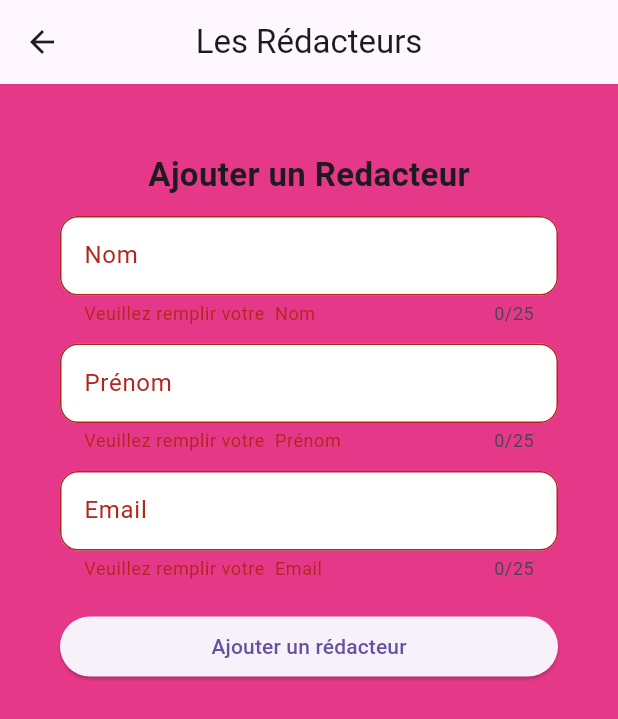
After one commit to elegbede01/Magazine_Infos, a Flutter app: the RedacteurInterface screen opened directly, after a tap on "Ajouter un rédacteur", on a phone screen of 412 x 824 dp. The commit adds this screen. Shown: the top 719 px of the screen. Run offline on Flutter 3.47's test engine with Material 3 defaults, Android fonts, the phone set to English and light mode, and no system bars; our stand-ins replace sqflite; accounts and stored records are empty.

Commit message:
Implementation des navbar side et bottom , de la classe DatabaseManager, connexion db, classe Redacteur, widget input | debut ListeRedacteurs

```diff
--- /dev/null
+++ b/lib/modele/databse/databaseManager.dart
@@ -0,0 +1,74 @@
+import 'package:path/path.dart';
+import 'package:sqflite/sqflite.dart';
+import 'package:projet1/modele/Redacteur.dart';
+
+class DatabaseManager {
+  // référence de la base
+  static Database? _database;
+
+  // Getter : initialise si la base n'existe pas
+  static Future<Database> get database async {
+    if (_database != null) return _database!;
+    _database = await _initialisation();
+    return _database!;
+  }
+
+  // Initialisation de la base
+  static Future<Database> _initialisation() async {
+    return await openDatabase(
+      join(await getDatabasesPath(), 'redacteurs_database.db'),
+      version: 1,
+      onCreate: (db, version) async {
+        await db.execute('''
+          CREATE TABLE redacteurs(
+            id INTEGER PRIMARY KEY AUTOINCREMENT,
+            nom TEXT NOT NULL,
+            prenom TEXT NOT NULL,
+            email TEXT NOT NULL
+          )
+        ''');
+      },
+    );
+  }
+
+  // Insertion
+  static Future<void> insertRedacteur(Redacteur redacteur) async {
+    final db = await database;
+    await db.insert(
+      'redacteurs',
+      redacteur.toMap(),
+      conflictAlgorithm: ConflictAlgorithm.replace,
+    );
+  }
+
+  // Modification
+  static Future<void> updateRedacteur(Redacteur redacteur) async {
+    final db = await database;
+    await db.update(
+      'redacteurs',
+      redacteur.toMap(),
+      where: 'id = ?',
+      whereArgs: [redacteur.id],
+    );
+  }
+
+  // Suppression
+  static Future<void> deleteRedacteur(int id) async {
+    final db = await database;
+    await db.delete('redacteurs', where: 'id = ?', whereArgs: [id]);
+  }
+
+  // Lecture
+  static Future<List<Redacteur>> getAllRedacteurs() async {
+    final db = await database;
+    final List<Map<String, dynamic>> maps = await db.query('redacteurs');
+    return List.generate(maps.length, (i) {
+      return Redacteur(
+        id: maps[i]['id'],
+        nom: maps[i]['nom'],
+        prenom: maps[i]['prenom'],
+        email: maps[i]['email'],
+      );
+    });
+  }
+}
--- /dev/null
+++ b/lib/modele/redacteur.dart
@@ -0,0 +1,29 @@
+// ignore: file_names
+//import 'package:flutter/foundation.dart';
+
+class Redacteur {
+  final int? id;
+  final String nom;
+  final String prenom;
+  final String email;
+
+  Redacteur({
+    required this.id,
+    required this.nom,
+    required this.prenom,
+    required this.email,
+  });
+  Map<String, dynamic> toMap() {
+    return {'id': id, 'nom': nom, 'prenom': prenom, 'email': email};
+  }
+
+  // METHODE fromMap
+  factory Redacteur.fromMap(Map<String, dynamic> map) {
+    return Redacteur(
+      id: map['id'],
+      nom: map['nom'],
+      prenom: map['prenom'],
+      email: map['email'],
+    );
+  }
+}
--- a/lib/pages/accueil.dart
+++ b/lib/pages/accueil.dart
@@ -1,4 +1,7 @@
 import 'package:flutter/material.dart';
+//import 'package:projet1/widgets/navbarside.dart';
+import 'package:projet1/widgets/redacteur.dart';
+//import 'package:projet1/widgets/navbarside.dart';
 
 /// ---- PAGE CONTENEUR (Scaffold + AppBar + Drawer + BottomNavigationBar) ----
 class PageAccueil extends StatelessWidget {
@@ -37,6 +40,8 @@ class PageAccueil extends StatelessWidget {
           ),
         ],
       ),
+
+      /// navbarside
       drawer: SizedBox(
         child: SizedBox(
           width: 280.0,
@@ -151,8 +156,26 @@ class PageAccueil extends StatelessWidget {
                   ),
                 ),
                 ListTile(
-                  title: Text("Ajouter une news"),
+                  title: Text("Ajouter un Rédacteur"),
                   leading: Icon(Icons.newspaper),
+                  onTap: () {
+                    //onIndexChanged(0);
+                    //Navigator.pop(context);
+                    Navigator.push(
+                      context,
+                      MaterialPageRoute(
+                        builder: (context) => RedacteurInterface(),
+                      ), //route vers accueil
+                    );
+                  },
+                  // onTap: () {
+                  //   Navigator.push(
+                  //     context,
+                  //     MaterialPageRoute(
+                  //       builder: (context) => RedacteurInterface(),
+                  //     ), //route vers accueil
+                  //   );
+                  // },
                 ),
                 ListTile(
                   title: Text("Paramètres"),
@@ -173,6 +196,7 @@ class PageAccueil extends StatelessWidget {
           ),
         ),
       ),
+
       body: pages[currentIndex],
       bottomNavigationBar: BottomNavigationBar(
         //currentIndex: _currentIndex,
@@ -219,6 +243,7 @@ class _HomeTab extends StatelessWidget {
           PartieTexte(),
           PartieIcone(),
           PartieRubrique(),
+          //RedacteurInterface(),
           //PartieButton(),
         ],
       ),
@@ -394,3 +419,65 @@ class PartieRubrique extends StatelessWidget {
     );
   }
 }
+
+// class RedacteurInterface extends StatefulWidget {
+//   const RedacteurInterface({super.key});
+
+//   @override
+//   State<RedacteurInterface> createState() => _RedacteurInterfaceState();
+// }
+
+// class _RedacteurInterfaceState extends State<RedacteurInterface> {
+//   final _formKey = GlobalKey<FormState>();
+//   //controlleurs
+//   final TextEditingController _nomController = TextEditingController();
+//   final TextEditingController _prenomController = TextEditingController();
+//   final TextEditingController _emailController = TextEditingController();
+
+//   @override
+//   Widget build(BuildContext context) {
+//     return Scaffold(
+//       appBar: AppBar(
+//         title: const Text('Ajouter un rédacteur'),
+//         centerTitle: true,
+//       ),
+//       body: SingleChildScrollView(
+//         padding: const EdgeInsets.all(20.0),
+//         child: Center(
+//           child: Container(
+//             padding: EdgeInsets.only(top: 25, left: 20.0, right: 20.0),
+//             child: Form(
+//               key: _formKey,
+//               child: Column(
+//                 mainAxisSize: MainAxisSize.min,
+//                 crossAxisAlignment: CrossAxisAlignment.start,
+//                 children: [
+//                   const Text(
+//                     "Ajouter un Redacteur",
+//                     style: TextStyle(
+//                       fontSize: 22.0,
+//                       fontWeight: FontWeight.bold,
+//                     ),
+//                   ),
+//                   Input(
+//                     label: "Nom",
+//                     hint: "Veuillez saisir le nom",
+//                     controller: _nomController,
+//                   ),
+//                   SizedBox(height: 10),
+//                   SizedBox(
+//                     width: double.infinity,
+//                     child: ElevatedButton(
+//                       onPressed: () {},
+//                       child: Text("Ajouter un rédacteur"),
+//                     ),
+//                   ),
+//                 ],
+//               ),
+//             ),
+//           ),
+//         ),
+//       ),
+//     );
+//   }
+// }
--- /dev/null
+++ b/lib/widgets/input.dart
@@ -0,0 +1,46 @@
+import 'package:flutter/material.dart';
+
+//import'package:projet1/pages/accueil.dart';
+class Input extends StatelessWidget {
+  final String label;
+  final String hint;
+  final TextEditingController controller;
+  final TextInputType keyboardType;
+
+  const Input({
+    super.key,
+    required this.label,
+    required this.hint,
+    required this.controller,
+    this.keyboardType = TextInputType.text,
+  });
+
+  @override
+  Widget build(BuildContext context) {
+    return Container(
+      margin: EdgeInsets.only(top: 12.0),
+      child: TextFormField(
+        controller: controller,
+        maxLength: 25,
+        keyboardType: keyboardType,
+        style: TextStyle(fontSize: 14.0),
+        decoration: InputDecoration(
+          labelText: label,
+          filled: true,
+          fillColor: Colors.white,
+          //labelStyle: TextStyle(color: Colors.white),
+          hintText: hint,
+          prefixIconColor: const Color.fromARGB(255, 137, 25, 138),
+          border: OutlineInputBorder(borderRadius: BorderRadius.circular(12.0)),
+        ),
+
+        validator: (value) {
+          if (value == null || value.isEmpty) {
+            return "Veuillez remplir votre  $label ";
+          }
+          return null;
+        },
+      ),
+    );
+  }
+}
--- /dev/null
+++ b/lib/widgets/navbarside.dart
@@ -0,0 +1,164 @@
+import 'package:flutter/material.dart';
+
+class Navbarside extends StatelessWidget {
+  const Navbarside({super.key});
+
+  @override
+  Widget build(BuildContext context) {
+    return const Placeholder();
+    // drawer: SizedBox(
+    //     child: SizedBox(
+    //       width: 280.0,
+    //       child: Drawer(
+    //         backgroundColor: const Color.fromARGB(255, 230, 56, 137),
+    //         child: ListView(
+    //           //tous les elements de notre men
+    //           children: [
+    //             UserAccountsDrawerHeader(
+    //               currentAccountPicture: CircleAvatar(
+    //                 backgroundImage: AssetImage(
+    //                   "assets/images/redacteur0.jpeg",
+    //                 ),
+    //               ),
+    //               decoration: BoxDecoration(
+    //                 color: const Color.fromARGB(255, 102, 14, 58),
+    //               ),
+    //               accountName: Text("Joseph ELEGBEDE"),
+    //               accountEmail: Text("joskindin2018@gmail.com"),
+    //             ),
+
+    //             ExpansionTile(
+    //               title: Text("Inscription/Connexion"),
+    //               leading: Icon(Icons.person),
+    //               children: [
+    //                 ListTile(
+    //                   title: Text("Connexion"),
+    //                   leading: Icon(Icons.login),
+    //                 ),
+    //                 ListTile(
+    //                   title: Text("Modifier mot de passe"),
+    //                   leading: Icon(Icons.password),
+    //                 ),
+    //                 //ListTile(title: Text("Connexion"), leading: Icon(Icons.login)),
+    //                 ListTile(
+    //                   title: Text("Inscription"),
+    //                   leading: Icon(Icons.person_add),
+    //                 ),
+    //                 ListTile(
+    //                   title: Text("Profil"),
+    //                   leading: Icon(Icons.person),
+    //                 ),
+    //                 ListTile(
+    //                   title: Text("Déconnexion"),
+    //                   leading: Icon(Icons.logout),
+    //                 ),
+    //               ],
+    //             ),
+    //             Divider(),
+    //             ListTile(
+    //               title: Text("Accueil"),
+    //               leading: Icon(Icons.home),
+    //               onTap: () {
+    //                 onIndexChanged(0);
+    //                 Navigator.pop(context);
+    //                 // Navigator.push(
+    //                 //   context,
+    //                 //   MaterialPageRoute(
+    //                 //     builder: (context) => PageAccueil(),
+    //                 //   ), //route vers accueil
+    //                 // );
+    //               },
+    //             ),
+    //             Divider(),
+    //             ListTile(
+    //               title: Text("Les Rédacteurs"), //titre
+    //               leading: Icon(Icons.group), //icone
+    //               trailing: PopupMenuButton(
+    //                 // sous menu
+    //                 color: Color.fromARGB(255, 226, 126, 173),
+    //                 elevation: 50.0,
+    //                 icon: Icon(Icons.arrow_right),
+    //                 itemBuilder: (context) => [
+    //                   // constructeur
+    //                   PopupMenuItem(
+    //                     // element
+    //                     child: Row(
+    //                       children: [
+    //                         Image(
+    //                           image: AssetImage(
+    //                             "assets/images/redacteur0.jpeg",
+    //                           ),
+    //                           width: 35.0,
+    //                           height: 35.0,
+    //                         ),
+    //                         Padding(
+    //                           padding: const EdgeInsets.all(8.0),
+    //                           child: Text("Ajouter un rédacteur"),
+    //                         ),
+    //                       ],
+    //                     ),
+    //                   ),
+    //                   PopupMenuItem(
+    //                     //2eme element
+    //                     child: Row(
+    //                       children: [
+    //                         Image(
+    //                           image: AssetImage(
+    //                             "assets/images/grouperedacteur1.jpeg",
+    //                           ),
+    //                           width: 35.0,
+    //                           height: 35.0,
+    //                         ),
+    //                         Padding(
+    //                           padding: const EdgeInsets.all(10.0),
+    //                           child: Text("Liste des Rédacteurs"),
+    //                         ),
+    //                       ],
+    //                     ),
+    //                   ),
+    //                 ],
+    //               ),
+    //             ),
+    //             ListTile(
+    //               title: Text("Ajouter une news"),
+    //               leading: Icon(Icons.newspaper),
+    //               onTap: () {
+    //                 //onIndexChanged(0);
+    //                 //Navigator.pop(context);
+    //                 Navigator.push(
+    //                   context,
+    //                   MaterialPageRoute(
+    //                     builder: (context) => RedacteurInterface(),
+    //                   ), //route vers accueil
+    //                 );
+    //               },
+    //               // onTap: () {
+    //               //   Navigator.push(
+    //               //     context,
+    //               //     MaterialPageRoute(
+    //               //       builder: (context) => RedacteurInterface(),
+    //               //     ), //route vers accueil
+    //               //   );
+    //               // },
+    //             ),
+    //             ListTile(
+    //               title: Text("Paramètres"),
+    //               leading: Icon(Icons.settings),
+    //             ),
+    //             Divider(), // separation
+    //             ListTile(
+    //               title: Text("A propos"),
+    //               leading: Icon(Icons.info_outline_rounded),
+    //             ),
+    //             ListTile(
+    //               title: Text("F.A.Q"),
+    //               leading: Icon(Icons.question_answer),
+    //             ),
+    //             ListTile(title: Text("Aide"), leading: Icon(Icons.help)),
+    //           ],
+    //         ),
+    //       ),
+    //     ),
+    //   ),
+  }
+}
--- /dev/null
+++ b/lib/widgets/redacteur.dart
@@ -0,0 +1,113 @@
+import 'package:flutter/material.dart';
+import 'package:projet1/widgets/input.dart';
+//import 'package:projet1/modele/redacteur.dart';
+import 'package:projet1/modele/Redacteur.dart';
+import 'package:projet1/modele/databse/databaseManager.dart';
+
+class RedacteurInterface extends StatefulWidget {
+  const RedacteurInterface({super.key});
+
+  @override
+  State<RedacteurInterface> createState() => _RedacteurInterfaceState();
+}
+
+class _RedacteurInterfaceState extends State<RedacteurInterface> {
+  final _formKey = GlobalKey<FormState>();
+  //controlleurs
+  final TextEditingController _nomController = TextEditingController();
+  final TextEditingController _prenomController = TextEditingController();
+  final TextEditingController _emailController = TextEditingController();
+
+  @override
+  Widget build(BuildContext context) {
+    return Scaffold(
+      backgroundColor: const Color.fromARGB(255, 230, 56, 137),
+      appBar: AppBar(title: const Text('Les Rédacteurs'), centerTitle: true),
+      body: SingleChildScrollView(
+        padding: const EdgeInsets.all(20.0),
+        child: Center(
+          child: Container(
+            padding: EdgeInsets.only(top: 25, left: 20.0, right: 20.0),
+            child: Form(
+              key: _formKey,
+              child: Column(
+                mainAxisSize: MainAxisSize.min,
+                crossAxisAlignment: CrossAxisAlignment.start,
+                children: [
+                  Center(
+                    child: const Text(
+                      "Ajouter un Redacteur",
+                      style: TextStyle(
+                        fontSize: 22.0,
+                        fontWeight: FontWeight.bold,
+                      ),
+                    ),
+                  ),
+
+                  Input(
+                    label: "Nom",
+                    hint: "Veuillez saisir le nom",
+                    controller: _nomController,
+                    keyboardType: TextInputType.name,
+                  ),
+                  Input(
+                    label: "Prénom",
+                    hint: "Veuillez saisir le prénom",
+                    controller: _prenomController,
+                    keyboardType: TextInputType.name,
+                  ),
+                  Input(
+                    label: "Email",
+                    hint: "Veuillez saisir votre adresse email",
+                    controller: _emailController,
+                    keyboardType: TextInputType.emailAddress,
+                  ),
+                  SizedBox(height: 20),
+                  SizedBox(
+                    width: double.infinity,
+                    child: ElevatedButton(
+                      child: Text("Ajouter un rédacteur"),
+                      onPressed: () async {
+                        if (_formKey.currentState!.validate()) {
+                          //creer un objet  Redacteur
+                          try {
+                            Redacteur nouveau = Redacteur(
+                              id: null,
+                              nom: _nomController.text,
+                              prenom: _prenomController.text,
+                              email: _emailController.text,
+                            );
+                            await DatabaseManager.insertRedacteur(
+                              nouveau,
+                            ); // Vide les champ
+                            _nomController.clear();
+                            _prenomController.clear();
+                            _emailController.clear();
+
+                            // Vide les champs
+
+                            //Affiche le Snackbar si le formulaire est valide
+                            ScaffoldMessenger.of(context).showSnackBar(
+                              const SnackBar(
+                                content: Text("Rédacteur ajouté avec succès ✅"),
+                              ),
+                            );
+                          } catch (e) {
+                            print('Erreur insertion $e');
+                            ScaffoldMessenger.of(context).showSnackBar(
+                              SnackBar(content: Text("Erreur: $e")),
+                            );
+                          }
+                        }
+                      },
+                    ),
+                  ),
+                ],
+              ),
+            ),
+          ),
+        ),
+      ),
+    );
+  }
+}
--- a/pubspec.yaml
+++ b/pubspec.yaml
@@ -34,6 +34,7 @@ dependencies:
   # The following adds the Cupertino Icons font to your application.
   # Use with the CupertinoIcons class for iOS style icons.
   cupertino_icons: ^1.0.8
+  sqflite: ^2.4.2
 
 dev_dependencies:
   flutter_test:
```
Also changed, not shown: lib/pages/listedesredacteurs.dart (added), pubspec.lock, 1 other file.
